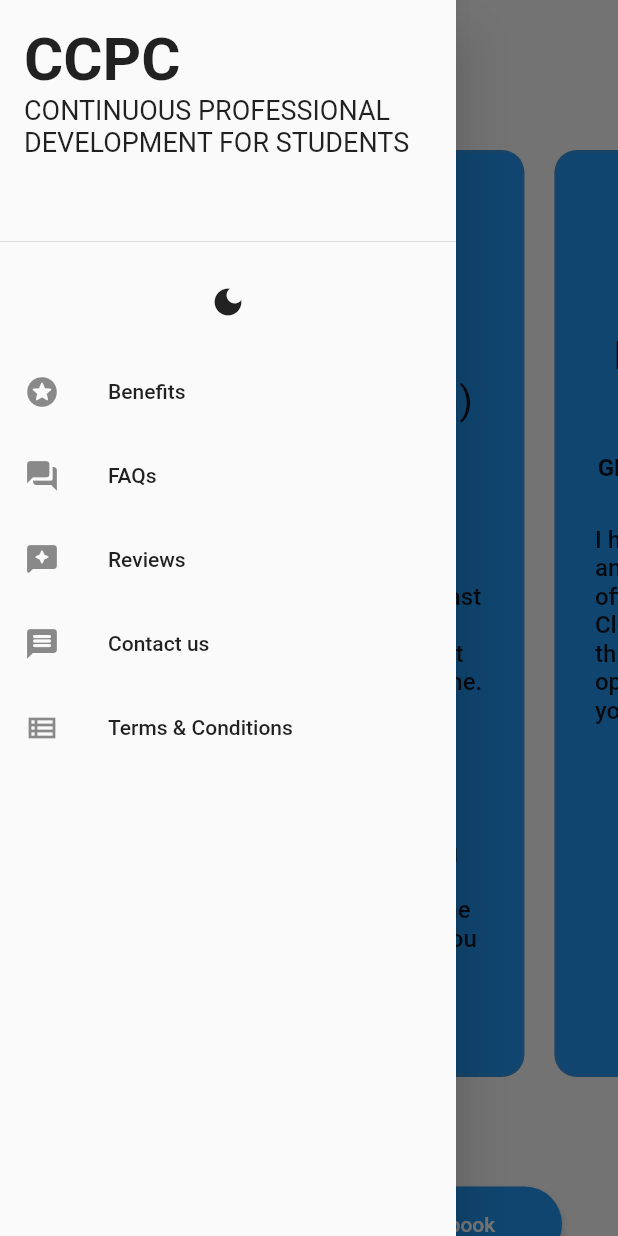
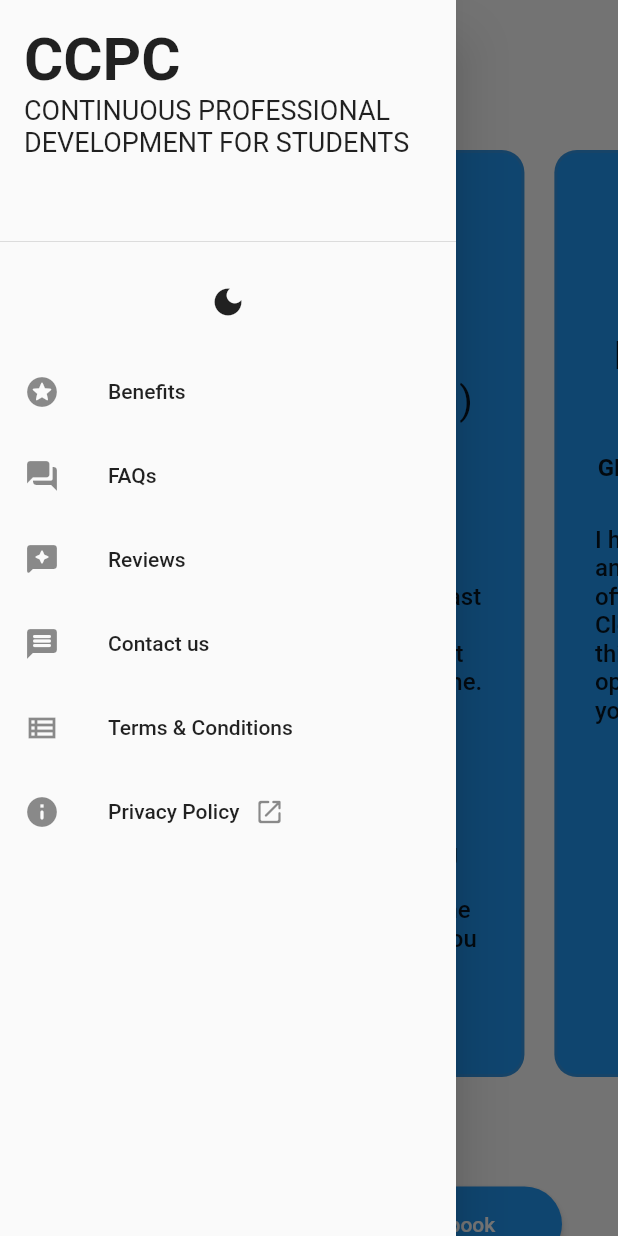
Before and after one commit to Ad12hya/HACKATHON-2022-KAPA-ADITHYA-SUBRAMANI-R, a Flutter app: the Reviews screen opened directly, with the side drawer open, on a phone screen of 412 x 824 dp. Run offline on Flutter 3.47's test engine with Material 2 defaults, Android fonts, the phone set to English and light mode, and no system bars; our stand-ins replace shared_preferences; accounts and stored records are empty.

Commit message:
add privacy policy

```diff
--- /dev/null
+++ b/lib/data/links.dart
@@ -0,0 +1,15 @@
+// eoi
+const eoiLink =
+    "https://www.cloudcounselage.com/iac/?utm_source=KAPA&utm_medium=hackathon_2022&utm_campaign=CloudCounselage";
+
+// reviews
+const cloudCounselageWebsiteReviews =
+    "https://www.cloudcounselage.com/ireviews/";
+const facebookReviews = "https://www.facebook.com/pg/CloudCounselage/reviews/";
+const glassdoorReviews =
+    "https://www.glassdoor.co.in/Reviews/Cloud-Counselage-Mumbai-Reviews-EI_IE1975055.0,16_IL.17,23_IM1070.htm";
+const googleReviews =
+    "https://www.google.com/search?q=cloud+counselage+google+reviews#lrd=0x3be7ce8f8b89a157:0x9adc8f2294703fc8,1,,,";
+
+// privacy policy
+const privacyPolicyLink = "https://bit.ly/3BclNM0";
--- a/lib/screens/detail_page.dart
+++ b/lib/screens/detail_page.dart
@@ -1,3 +1,4 @@
+import 'package:ccpc/data/links.dart';
 import 'package:ccpc/providers/theme_provider.dart';
 import 'package:ccpc/utils/constants.dart';
 import 'package:ccpc/utils/widget_functions.dart';
--- a/lib/screens/home.dart
+++ b/lib/screens/home.dart
@@ -1,3 +1,4 @@
+import 'package:ccpc/data/links.dart';
 import 'package:ccpc/screens/detail_page.dart';
 import 'package:ccpc/screens/reviews.dart';
 import 'package:ccpc/screens/terms_and_conditions.dart';
--- a/lib/screens/reviews.dart
+++ b/lib/screens/reviews.dart
@@ -1,3 +1,4 @@
+import 'package:ccpc/data/links.dart';
 import 'package:ccpc/providers/theme_provider.dart';
 import 'package:ccpc/data/ccpc_reviews.dart';
 import 'package:ccpc/utils/constants.dart';
--- a/lib/utils/constants.dart
+++ b/lib/utils/constants.dart
@@ -1,11 +1,13 @@
 import 'package:flutter/material.dart';
 
+// colors
 const colorWhite = Colors.white;
 const colorGrey = Color.fromRGBO(141, 141, 141, 1.0);
 const colorDarkBlue = Color.fromRGBO(20, 25, 45, 1.0);
 const colorBlack = Color.fromRGBO(48, 47, 48, 1.0);
 const colorLightYellow = Color.fromRGBO(218, 247, 166, 1);
 
+// text styles
 const TextStyle headline1 =
     TextStyle(fontWeight: FontWeight.w700, fontSize: 40);
 const TextStyle headline2 =
@@ -26,14 +28,3 @@ const TextStyle subtitle1 =
     TextStyle(fontSize: 18, fontWeight: FontWeight.w400);
 const TextStyle subtitle2 =
     TextStyle(fontSize: 12, fontWeight: FontWeight.w400);
-
-const eoiLink =
-    "https://www.cloudcounselage.com/iac/?utm_source=KAPA&utm_medium=hackathon_2022&utm_campaign=CloudCounselage";
-
-const cloudCounselageWebsiteReviews =
-    "https://www.cloudcounselage.com/ireviews/";
-const facebookReviews = "https://www.facebook.com/pg/CloudCounselage/reviews/";
-const glassdoorReviews =
-    "https://www.glassdoor.co.in/Reviews/Cloud-Counselage-Mumbai-Reviews-EI_IE1975055.0,16_IL.17,23_IM1070.htm";
-const googleReviews =
-    "https://www.google.com/search?q=cloud+counselage+google+reviews#lrd=0x3be7ce8f8b89a157:0x9adc8f2294703fc8,1,,,";
--- a/lib/widgets/drawer.dart
+++ b/lib/widgets/drawer.dart
@@ -1,3 +1,4 @@
+import 'package:ccpc/data/links.dart';
 import 'package:ccpc/providers/theme_provider.dart';
 import 'package:ccpc/screens/reviews.dart';
 import 'package:ccpc/screens/terms_and_conditions.dart';
@@ -5,6 +6,7 @@ import 'package:ccpc/utils/constants.dart';
 import 'package:ccpc/utils/widget_functions.dart';
 import 'package:flutter/material.dart';
 import 'package:provider/provider.dart';
+import 'package:url_launcher/url_launcher.dart';
 
 class AppDrawer extends StatelessWidget {
   const AppDrawer({Key? key}) : super(key: key);
@@ -81,6 +83,22 @@ class AppDrawer extends StatelessWidget {
                     context, TermsAndConditions.routeName);
               },
             ),
+            ListTile(
+              leading: const Icon(Icons.info_rounded),
+              title: Row(
+                children: [
+                  const Text('Privacy Policy'),
+                  addHorizontalSpace(10),
+                  const Icon(
+                    Icons.open_in_new_rounded,
+                    size: 20,
+                  )
+                ],
+              ),
+              onTap: () async {
+                await launch(privacyPolicyLink);
+              },
+            ),
           ]),
         ],
       ),
```
